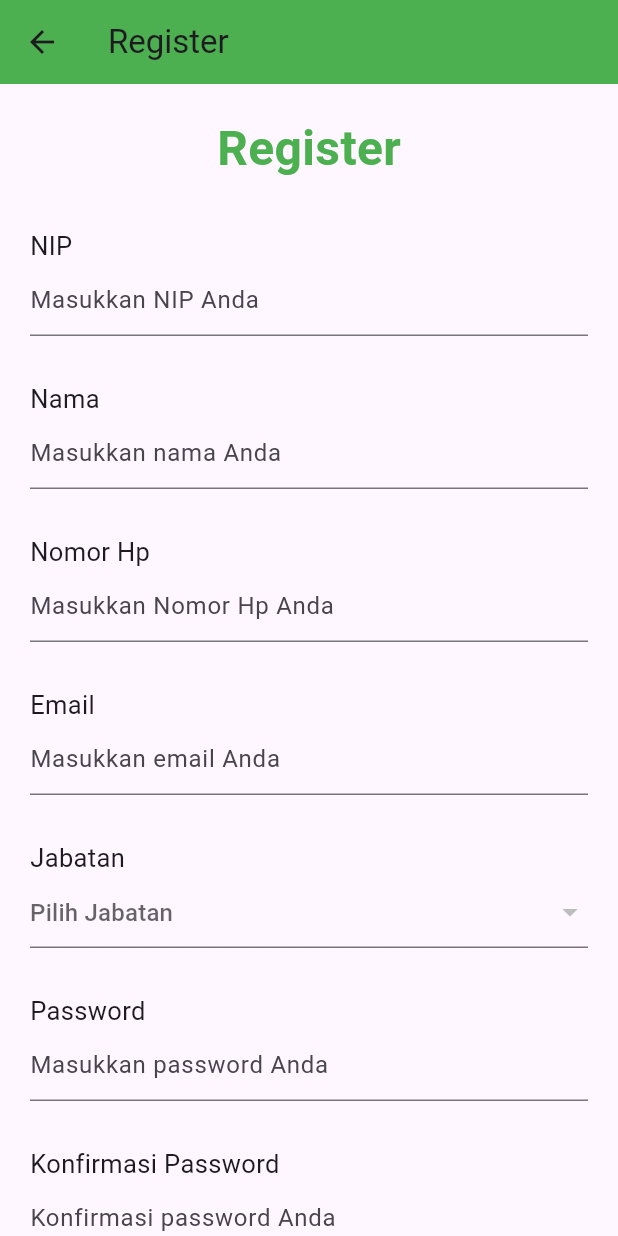
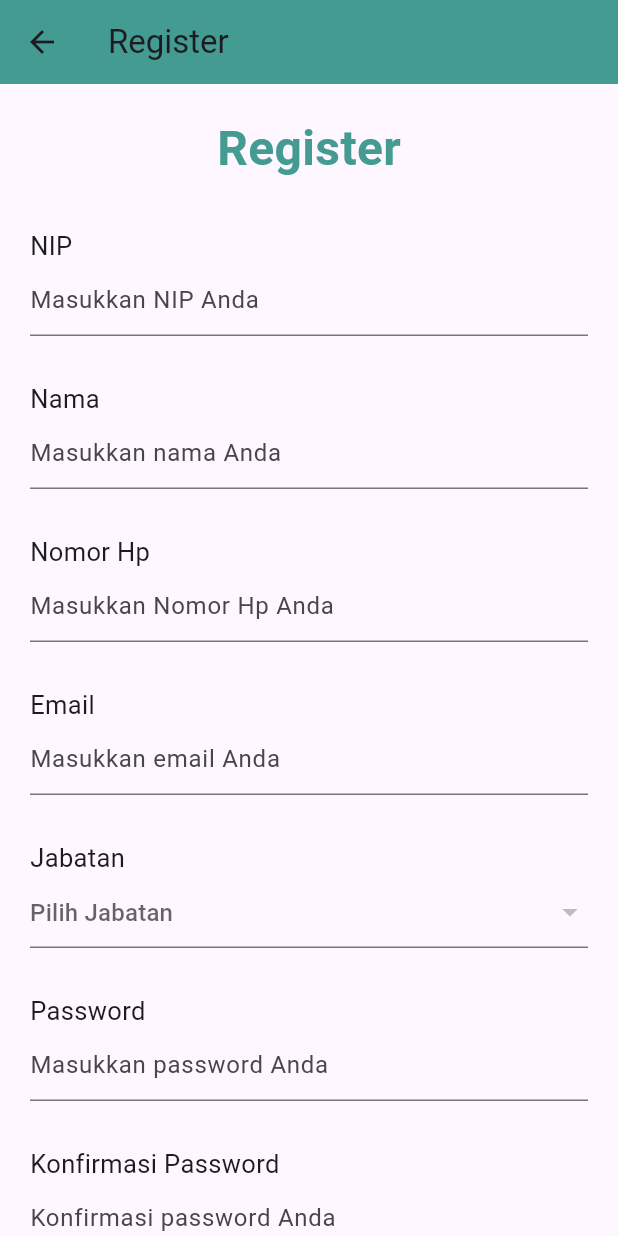
Before and after one commit to caraka15/absen_kantor, a Flutter app: the RegisterPage screen opened directly, on a phone screen of 412 x 824 dp. Run offline on Flutter 3.47's test engine with Material 3 defaults, Android fonts, the light colour scheme and no system bars; our stand-ins replace flutter_secure_storage, shared_preferences; accounts and stored records are empty; network calls fail.

Commit message:
fix color register

```diff
--- a/lib/ui/RegisterPage.dart
+++ b/lib/ui/RegisterPage.dart
@@ -47,7 +47,6 @@ class _RegisterPageState extends State<RegisterPage> {
           // Set nilai default jika diperlukan
           // selectedJabatan = jabatanList.isNotEmpty ? jabatanList[0] : '';
         });
-
       } else {
         throw Exception('Failed to load user data');
       }
@@ -69,13 +68,12 @@ class _RegisterPageState extends State<RegisterPage> {
     prefs.setString('statusPage', 'register');
   }
 
-
   @override
   Widget build(BuildContext context) {
     return Scaffold(
       appBar: AppBar(
         title: Text("Register"),
-        backgroundColor: Colors.green, // Assuming greengood is a Color variable
+        backgroundColor: greengood, // Assuming greengood is a Color variable
       ),
       body: SafeArea(
         child: SingleChildScrollView(
@@ -94,8 +92,8 @@ class _RegisterPageState extends State<RegisterPage> {
                         style: TextStyle(
                           fontSize: 32,
                           fontWeight: FontWeight.bold,
-                          color: Colors
-                              .green, // Assuming greengood is a Color variable
+                          color:
+                              greengood, // Assuming greengood is a Color variable
                         ),
                       ),
                     ),
@@ -379,7 +377,7 @@ class _RegisterPageState extends State<RegisterPage> {
 
     final bodyJson = json.decode(response.body);
     String message = bodyJson['message'];
-    if (statusCode == 400){
+    if (statusCode == 400) {
       // Show a pop-up
       showDialog(
         context: context,
--- a/lib/ui/listkaryawan.dart
+++ b/lib/ui/listkaryawan.dart
@@ -1,4 +1,5 @@
 import 'dart:convert';
+import 'package:absen_kantor/material/color.dart';
 import 'package:http/http.dart' as http;
 import 'package:flutter/material.dart';
 import 'employee_detail_page.dart'; // File yang akan dibuat untuk halaman detail
@@ -88,6 +89,7 @@ class _EmployeeListWidgetState extends State<EmployeeListWidget> {
           itemCount: employees.length,
           itemBuilder: (context, index) {
             return Card(
+              color: greengood,
               child: ListTile(
                 title: Text(employees[index].nama),
                 subtitle: Text(employees[index].jabatan),
```
Also changed, not shown: lib/main.dart (+5 -11 lines), lib/ui/absen.dart (+3 -4 lines), lib/ui/historyAbsen.dart (+13 -2 lines). Lines whose indentation alone changed are shown as unchanged.
